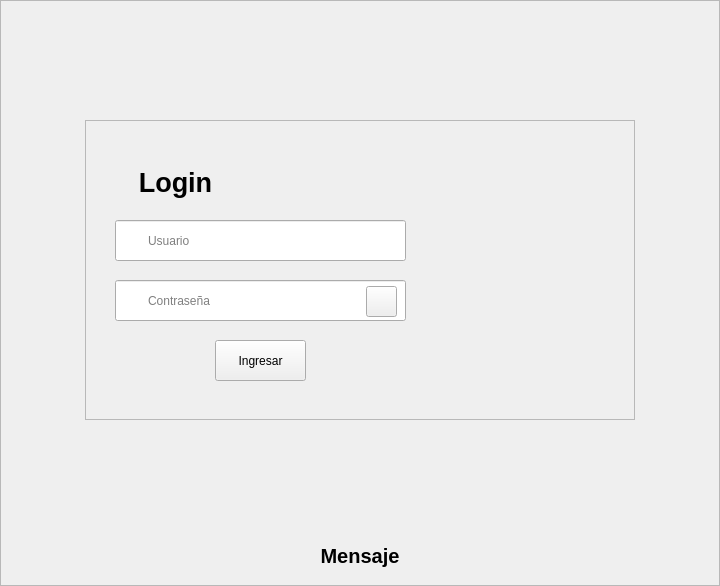
Above: recursos_graficos_y_logicos/elementos_graficos_ui/pantalla_de_login.ui from Enmanuel-86/TELA-APP before the change. Below: the same form after it.
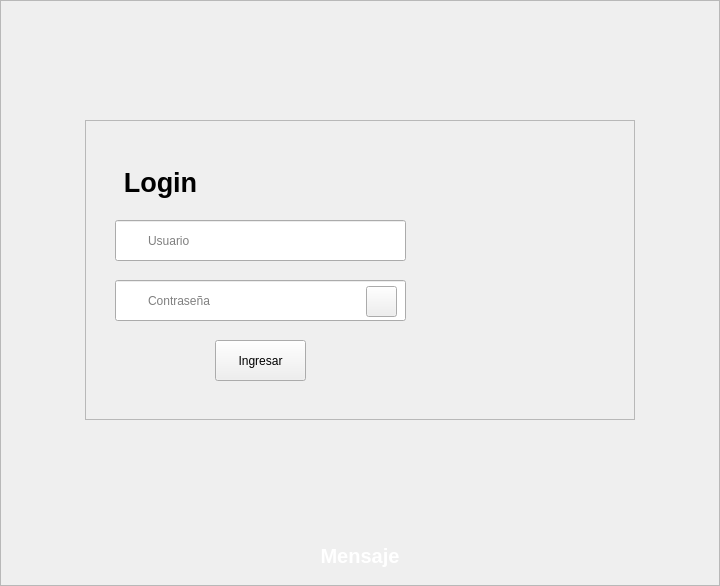
That is the form after the change. Icons and pictures are not drawn.

Commit message: Se invirtieron los colores para que el logo del sistema se viera mejor

```diff
--- a/recursos_graficos_y_logicos/elementos_graficos_ui/pantalla_de_login.ui
+++ b/recursos_graficos_y_logicos/elementos_graficos_ui/pantalla_de_login.ui
@@ -116,9 +116,9 @@
         <widget class="QLabel" name="titulo_login">
          <property name="geometry">
           <rect>
-           <x>30</x>
+           <x>20</x>
            <y>32</y>
-           <width>121</width>
+           <width>111</width>
            <height>61</height>
           </rect>
          </property>
@@ -226,10 +226,10 @@
         <widget class="QLabel" name="logo_del_tela">
          <property name="geometry">
           <rect>
-           <x>340</x>
-           <y>60</y>
-           <width>181</width>
-           <height>171</height>
+           <x>330</x>
+           <y>40</y>
+           <width>201</width>
+           <height>211</height>
           </rect>
          </property>
          <property name="styleSheet">
@@ -313,6 +313,11 @@
           <bold>true</bold>
          </font>
         </property>
+        <property name="styleSheet">
+         <string notr="true">QLabel{
+	color: rgb(255, 255, 255);
+}</string>
+        </property>
         <property name="text">
          <string>Mensaje</string>
         </property>
```
Left out of the diff: 12 changed lines with no effect on the pictures. The commit also changes 1 other file.
